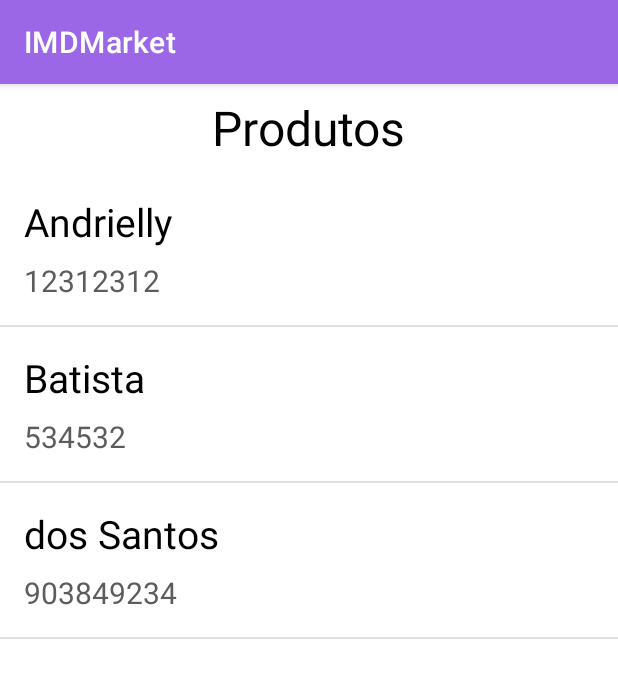
After one commit to Thauanny/gerenciar-de-estoque, an Android app: the ProdutosActivity screen opened directly, with no data from a screen before it, on a phone screen of 412 x 824 dp. The commit adds this screen. Shown: the top 678 px of the screen. Run offline under Robolectric (Android 15) with nearby library versions, the phone set to English and light mode, and no system bars.

Commit message:
listagem de dados

```diff
--- a/app/src/main/AndroidManifest.xml
+++ b/app/src/main/AndroidManifest.xml
@@ -1,5 +1,5 @@
 <?xml version="1.0" encoding="utf-8"?>
-<manifest xmlns:android="http://schemas.android.com/apk/res/android" >
+<manifest xmlns:android="http://schemas.android.com/apk/res/android">
 
     <application
         android:allowBackup="true"
@@ -7,16 +7,16 @@
         android:label="@string/app_name"
         android:roundIcon="@mipmap/ic_launcher_round"
         android:supportsRtl="true"
-        android:theme="@style/Theme.PrimeiroApp" >
+        android:theme="@style/Theme.PrimeiroApp">
         <activity
-            android:name=".ProdutosActivity"
+            android:name=".view.ProdutosActivity"
             android:exported="false" />
         <activity
-            android:name=".CadastrarProdutoActivity"
+            android:name=".view.CadastrarProdutoActivity"
             android:exported="false" />
         <activity
-            android:name=".SplashScreenActivity"
-            android:exported="true" >
+            android:name=".view.SplashScreenActivity"
+            android:exported="true">
             <intent-filter>
                 <action android:name="android.intent.action.MAIN" />
 
@@ -24,10 +24,10 @@
             </intent-filter>
         </activity>
         <activity
-            android:name=".MenuActivity"
+            android:name=".view.MenuActivity"
             android:exported="false" />
         <activity
-            android:name=".LoginActivity"
+            android:name=".view.LoginActivity"
             android:exported="false" />
     </application>
 
--- /dev/null
+++ b/app/src/main/java/com/example/primeiroapp/model/ListAdapter.kt
@@ -0,0 +1,27 @@
+package com.example.primeiroapp.model
+
+import android.app.Activity
+import android.view.LayoutInflater
+import android.view.View
+import android.view.ViewGroup
+import android.widget.ArrayAdapter
+import android.widget.TextView
+import com.example.primeiroapp.R
+
+class ListAdapter(private val context: Activity, private val arrayList: ArrayList<Produto>) :
+    ArrayAdapter<Produto>(context, R.layout.list_item, arrayList) {
+
+
+    override fun getView(position: Int, convertView: View?, parent: ViewGroup): View {
+        val inflater: LayoutInflater = LayoutInflater.from(context)
+        val view: View = inflater.inflate(R.layout.list_item, null);
+
+        val nomeProduto: TextView = view.findViewById(R.id.nomeProduto)
+        val codigoProduto: TextView = view.findViewById(R.id.codigoProduto)
+
+
+        nomeProduto.text = arrayList[position].nome
+        codigoProduto.text = arrayList[position].codigo.toString()
+        return view
+    }
+}
--- /dev/null
+++ b/app/src/main/java/com/example/primeiroapp/model/Produto.kt
@@ -0,0 +1,8 @@
+package com.example.primeiroapp.model
+
+data class Produto(
+    val nome: String,
+    val codigo: Int,
+    val descricao: String,
+    val quantidade: Int
+)
--- a/app/src/main/java/com/example/primeiroapp/CadastrarProdutoActivity.java
+++ b/app/src/main/java/com/example/primeiroapp/view/CadastrarProdutoActivity.java
@@ -1,8 +1,10 @@
-package com.example.primeiroapp;
+package com.example.primeiroapp.view;
 
 import androidx.appcompat.app.AppCompatActivity;
 
 import android.os.Bundle;
+
+import com.example.primeiroapp.R;
 
 public class CadastrarProdutoActivity extends AppCompatActivity {
 
--- a/app/src/main/java/com/example/primeiroapp/LoginActivity.kt
+++ b/app/src/main/java/com/example/primeiroapp/view/LoginActivity.kt
@@ -1,4 +1,4 @@
-package com.example.primeiroapp
+package com.example.primeiroapp.view
 
 import android.content.Intent
 import android.os.Bundle
@@ -6,6 +6,7 @@ import android.view.View
 import android.widget.Button
 import android.widget.Toast
 import androidx.appcompat.app.AppCompatActivity
+import com.example.primeiroapp.R
 import com.example.primeiroapp.databinding.ActivityLoginBinding
 
 class LoginActivity : AppCompatActivity() {
--- a/app/src/main/java/com/example/primeiroapp/MenuActivity.kt
+++ b/app/src/main/java/com/example/primeiroapp/view/MenuActivity.kt
@@ -1,4 +1,4 @@
-package com.example.primeiroapp
+package com.example.primeiroapp.view
 
 import android.content.Intent
 import androidx.appcompat.app.AppCompatActivity
@@ -18,5 +18,9 @@ class MenuActivity : AppCompatActivity() {
         binding.cadastrarProduto.setOnClickListener{
             startActivity(Intent(this, CadastrarProdutoActivity::class.java));
         }
+
+        binding.ListarProdutos.setOnClickListener{
+            startActivity(Intent(this, ProdutosActivity::class.java));
+        }
     }
 }
--- /dev/null
+++ b/app/src/main/java/com/example/primeiroapp/view/ProdutosActivity.kt
@@ -0,0 +1,48 @@
+package com.example.primeiroapp.view;
+
+import androidx.appcompat.app.AppCompatActivity;
+
+import android.os.Bundle;
+
+import com.example.primeiroapp.R;
+import com.example.primeiroapp.databinding.ActivityMenuBinding
+import com.example.primeiroapp.databinding.ActivityProdutosBinding
+import com.example.primeiroapp.model.ListAdapter
+import com.example.primeiroapp.model.Produto
+
+public class ProdutosActivity: AppCompatActivity()  {
+
+    private lateinit var binding: ActivityProdutosBinding
+    private lateinit var produtos: ArrayList<Produto>
+
+    override fun onCreate(savedInstanceState: Bundle?) {
+        super.onCreate(savedInstanceState)
+        binding = ActivityProdutosBinding.inflate(layoutInflater);
+        setContentView(binding.root);
+
+
+        val nomes = arrayOf("Andrielly", "Batista", "dos Santos");
+        val codigos = arrayOf(12312312, 534532, 903849234);
+        val descricaoes = arrayOf("desc 1", "desc 2", "desc 3");
+        val quantidades = arrayOf(5, 2, 6);
+
+        produtos = ArrayList()
+
+        for (i in nomes.indices){
+            val produto = Produto(nomes[i], codigos[i], descricaoes[i], quantidades[i])
+            produtos.add(produto)
+        }
+
+        binding.produtos.isClickable = true;
+        binding.produtos.adapter = ListAdapter(this, produtos)
+        binding.produtos.setOnItemClickListener{ parent, view, position, id ->
+            val nomeProduto = nomes[position]
+            val codigoProduto = codigos[position]
+            val descricaoProduto = descricaoes[position]
+            val quantidadeProduto = quantidades[position]
+
+           // TODO: DIALOG
+        }
+
+    }
+}
--- a/app/src/main/java/com/example/primeiroapp/SplashScreenActivity.kt
+++ b/app/src/main/java/com/example/primeiroapp/view/SplashScreenActivity.kt
@@ -1,10 +1,11 @@
-package com.example.primeiroapp
+package com.example.primeiroapp.view
 
 import android.content.Intent
 import androidx.appcompat.app.AppCompatActivity
 import android.os.Bundle
 import android.os.Handler
 import android.os.Looper
+import com.example.primeiroapp.R
 
 class SplashScreenActivity : AppCompatActivity() {
     override fun onCreate(savedInstanceState: Bundle?) {
--- a/app/src/main/res/layout/activity_cadastrar_produto.xml
+++ b/app/src/main/res/layout/activity_cadastrar_produto.xml
@@ -7,7 +7,7 @@
     android:gravity="center"
     android:orientation="vertical"
 
-    tools:context=".CadastrarProdutoActivity">
+    tools:context=".view.CadastrarProdutoActivity">
 
     <TextView
         android:id="@+id/titleCadastro"
--- a/app/src/main/res/layout/activity_login.xml
+++ b/app/src/main/res/layout/activity_login.xml
@@ -4,7 +4,7 @@
     xmlns:tools="http://schemas.android.com/tools"
     android:layout_width="match_parent"
     android:layout_height="match_parent"
-    tools:context=".LoginActivity">
+    tools:context=".view.LoginActivity">
 
     <LinearLayout
         android:id="@+id/linearLayout2"
--- a/app/src/main/res/layout/activity_menu.xml
+++ b/app/src/main/res/layout/activity_menu.xml
@@ -4,7 +4,7 @@
     xmlns:tools="http://schemas.android.com/tools"
     android:layout_width="match_parent"
     android:layout_height="match_parent"
-    tools:context=".MenuActivity">
+    tools:context=".view.MenuActivity">
 
     <Button
         android:id="@+id/cadastrarProduto"
--- a/app/src/main/res/layout/activity_produtos.xml
+++ b/app/src/main/res/layout/activity_produtos.xml
@@ -1,10 +1,31 @@
 <?xml version="1.0" encoding="utf-8"?>
-<androidx.constraintlayout.widget.ConstraintLayout
-    xmlns:android="http://schemas.android.com/apk/res/android"
+<androidx.constraintlayout.widget.ConstraintLayout xmlns:android="http://schemas.android.com/apk/res/android"
+    xmlns:app="http://schemas.android.com/apk/res-auto"
     xmlns:tools="http://schemas.android.com/tools"
-    xmlns:app="http://schemas.android.com/apk/res-auto"
     android:layout_width="match_parent"
     android:layout_height="match_parent"
-    tools:context=".ProdutosActivity">
+    tools:context=".view.ProdutosActivity">
 
-  </androidx.constraintlayout.widget.ConstraintLayout>
+    <TextView
+        android:layout_width="wrap_content"
+        android:layout_height="wrap_content"
+        android:text="Produtos"
+        android:textColor="@color/black"
+        android:textSize="32dp"
+        app:layout_constraintBottom_toTopOf="@+id/produtos"
+        app:layout_constraintEnd_toEndOf="parent"
+        app:layout_constraintStart_toStartOf="parent"
+        app:layout_constraintTop_toTopOf="parent">
+
+    </TextView>
+
+    <ListView
+        android:id="@+id/produtos"
+        android:layout_width="match_parent"
+        android:layout_height="match_parent"
+        android:layout_marginTop="58dp"
+        tools:listitem="@layout/list_item">
+
+    </ListView>
+
+</androidx.constraintlayout.widget.ConstraintLayout>
--- a/app/src/main/res/layout/activity_splash_screen.xml
+++ b/app/src/main/res/layout/activity_splash_screen.xml
@@ -4,7 +4,7 @@
     xmlns:tools="http://schemas.android.com/tools"
     android:layout_width="match_parent"
     android:layout_height="match_parent"
-    tools:context=".SplashScreenActivity">
+    tools:context=".view.SplashScreenActivity">
 
     <TextView
         android:id="@+id/textView"
--- /dev/null
+++ b/app/src/main/res/layout/list_item.xml
@@ -0,0 +1,44 @@
+<?xml version="1.0" encoding="utf-8"?>
+<LinearLayout xmlns:android="http://schemas.android.com/apk/res/android"
+    android:layout_width="match_parent"
+    android:layout_height="match_parent"
+    android:orientation="vertical">
+
+    <RelativeLayout
+        android:layout_width="match_parent"
+        android:layout_height="match_parent">
+
+        <LinearLayout
+            android:layout_width="match_parent"
+            android:layout_height="match_parent"
+            android:layout_marginVertical="16dp"
+            android:layout_marginLeft="16dp"
+            android:orientation="vertical">
+
+            <TextView
+                android:id="@+id/nomeProduto"
+                android:layout_width="wrap_content"
+                android:layout_height="wrap_content"
+                android:text="Bacia"
+                android:textColor="@color/black"
+                android:textSize="26dp">
+
+            </TextView>
+
+            <TextView
+                android:id="@+id/codigoProduto"
+                android:layout_width="wrap_content"
+                android:layout_height="wrap_content"
+                android:text="2131223"
+                android:layout_marginTop="8dp"
+                android:textColor="@color/grey"
+                android:textSize="20dp">
+
+            </TextView>
+
+
+        </LinearLayout>
+
+    </RelativeLayout>
+
+</LinearLayout>
--- a/app/src/main/res/values/colors.xml
+++ b/app/src/main/res/values/colors.xml
@@ -8,4 +8,5 @@
     <color name="black">#FF000000</color>
     <color name="white">#FFFFFFFF</color>
     <color name="grey_light">#EFEBEB</color>
+    <color name="grey">#5C5C5C</color>
 </resources>
```
